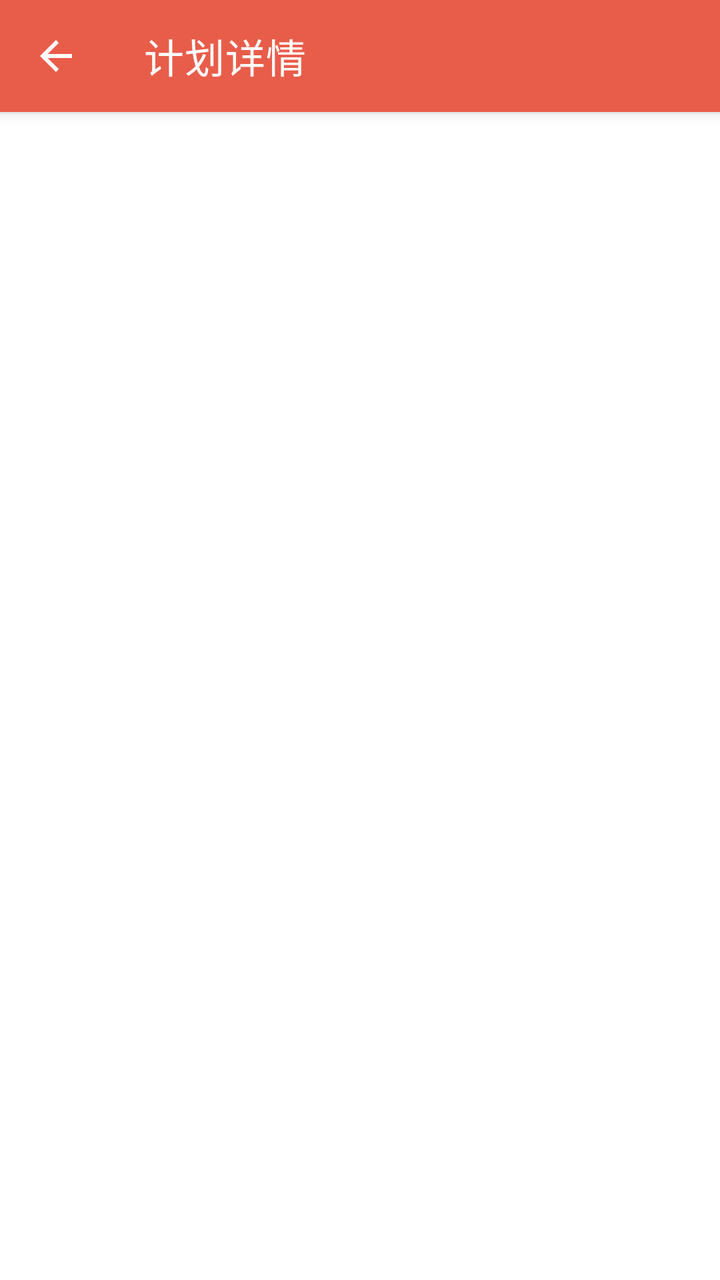
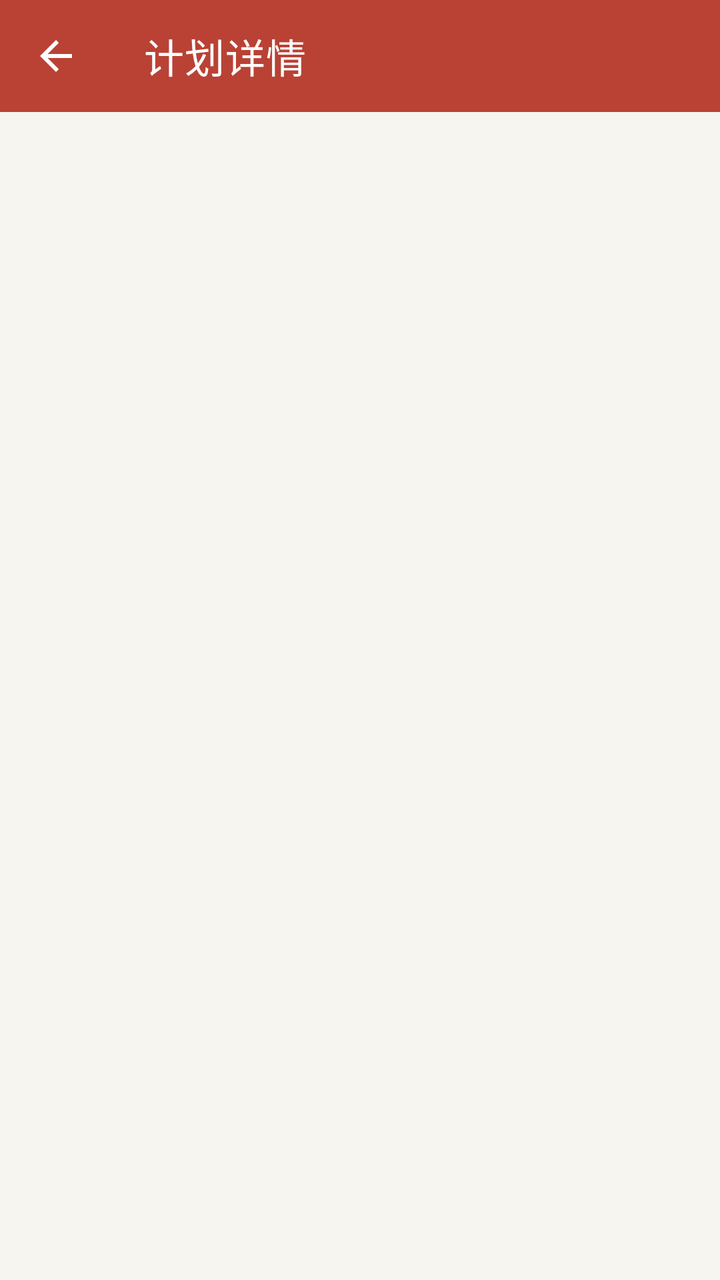

The first picture is an Android layout as it rendered before a commit; the second is the same layout after the commit. The layout source and the unified diff follow.
<!-- AndroidManifest.xml: activity theme Theme.WeightLossBetting -->
<!-- res/layout/activity_plan_detail.xml -->
<?xml version="1.0" encoding="utf-8"?>
<ScrollView xmlns:android="http://schemas.android.com/apk/res/android"
    xmlns:app="http://schemas.android.com/apk/res-auto"
    android:layout_width="match_parent"
    android:layout_height="match_parent"
    android:fillViewport="true">

    <LinearLayout
        android:layout_width="match_parent"
        android:layout_height="wrap_content"
        android:orientation="vertical">

        <com.google.android.material.appbar.MaterialToolbar
            android:id="@+id/toolbar"
            android:layout_width="match_parent"
            android:layout_height="?attr/actionBarSize"
            android:background="?attr/colorPrimary"
            android:elevation="4dp"
            app:title="计划详情"
            app:titleTextColor="@android:color/white"
            app:navigationIcon="@drawable/ic_arrow_back"
            app:navigationIconTint="@android:color/white" />

        <LinearLayout
            android:id="@+id/layoutContent"
            android:layout_width="match_parent"
            android:layout_height="wrap_content"
            android:orientation="vertical"
            android:padding="24dp"
            android:visibility="gone"
            android:background="@color/xui_config_color_background">

            
            <TextView
                android:id="@+id/tvStatus"
                android:layout_width="wrap_content"
                android:layout_height="wrap_content"
                android:text="进行中"
                android:textSize="14sp"
                android:textStyle="bold"
                android:textColor="@color/white"
                android:background="@drawable/bg_status_badge"
                android:paddingStart="16dp"
                android:paddingEnd="16dp"
                android:paddingTop="8dp"
                android:paddingBottom="8dp"
                android:layout_marginBottom="24dp" />

            
            <TextView
                android:layout_width="wrap_content"
                android:layout_height="wrap_content"
                android:text="赌金金额"
                android:textSize="14sp"
                android:textColor="@color/xui_config_color_text_gray" />

            <TextView
                android:id="@+id/tvBetAmount"
                android:layout_width="wrap_content"
                android:layout_height="wrap_content"
                android:text="¥100.00"
                android:textSize="40sp"
                android:textStyle="bold"
                android:textColor="@color/brand_primary_dark"
                android:layout_marginBottom="24dp" />

            
            <TextView
                android:layout_width="wrap_content"
                android:layout_height="wrap_content"
                android:text="计划时间"
                android:textSize="14sp"
                android:textColor="@color/xui_config_color_text_gray" />
            
            <TextView
                android:id="@+id/tvDateRange"
                android:layout_width="wrap_content"
                android:layout_height="wrap_content"
                android:text="2024-01-01 至 2024-03-31"
                android:textSize="16sp"
                android:textColor="@color/xui_config_color_text_title"
                android:layout_marginBottom="24dp" />
            
            
            <TextView
                android:layout_width="wrap_content"
                android:layout_height="wrap_content"
                android:text="创建者"
                android:textSize="16sp"
                android:textStyle="bold"
                android:textColor="@color/xui_config_color_text_title"
                android:layout_marginBottom="12dp" />
            
            <androidx.cardview.widget.CardView
                android:id="@+id/layoutCreatorCard"
                android:layout_width="match_parent"
                android:layout_height="wrap_content"
                app:cardCornerRadius="12dp"
                app:cardElevation="4dp"
                android:layout_marginBottom="24dp">
            
                <LinearLayout
                    android:layout_width="match_parent"
                    android:layout_height="wrap_content"
                    android:orientation="vertical"
                    android:padding="20dp">
            
                    <TextView
                        android:id="@+id/tvCreatorNickname"
                        android:layout_width="wrap_content"
                        android:layout_height="wrap_content"
                        android:text="昵称"
                        android:textSize="18sp"
                        android:textStyle="bold"
                        android:textColor="@color/xui_config_color_text_title"
                        android:layout_marginBottom="6dp" />
            
                    <TextView
                        android:id="@+id/tvCreatorEmail"
                        android:layout_width="wrap_content"
                        android:layout_height="wrap_content"
                        android:text="邮箱"
                        android:textSize="14sp"
                        android:textColor="@color/xui_config_color_text_gray"
                        android:layout_marginBottom="12dp" />
            
                    <TextView
                        android:layout_width="wrap_content"
                        android:layout_height="wrap_content"
                        android:text="创建者目标"
                        android:textSize="14sp"
                        android:textColor="@color/xui_config_color_text_gray"
                        android:layout_marginBottom="6dp" />
            
                    <TextView
                        android:id="@+id/tvCreatorGoal"
                        android:layout_width="wrap_content"
                        android:layout_height="wrap_content"
                        android:text="80kg → 70kg (减重 10kg)"
                        android:textSize="16sp"
                        android:textColor="@color/xui_config_color_text_content" />
            
                </LinearLayout>
            
            </androidx.cardview.widget.CardView>
            
            
            <TextView
                android:id="@+id/tvParticipantLabel"
                android:layout_width="wrap_content"
                android:layout_height="wrap_content"
                android:text="参与者"
                android:textSize="16sp"
                android:textStyle="bold"
                android:textColor="@color/xui_config_color_text_title"
                android:layout_marginBottom="12dp"
                android:visibility="gone" />
            
            <androidx.cardview.widget.CardView
                android:id="@+id/layoutParticipantInfo"
                android:layout_width="match_parent"
                android:layout_height="wrap_content"
                app:cardCornerRadius="12dp"
                app:cardElevation="4dp"
                android:layout_marginBottom="24dp"
                android:visibility="gone">
            
                <LinearLayout
                    android:layout_width="match_parent"
                    android:layout_height="wrap_content"
                    android:orientation="vertical"
                    android:padding="20dp">
            
                    <TextView
                        android:id="@+id/tvParticipantNickname"
                        android:layout_width="wrap_content"
                        android:layout_height="wrap_content"
                        android:text="昵称"
                        android:textSize="18sp"
                        android:textStyle="bold"
                        android:textColor="@color/xui_config_color_text_title"
                        android:layout_marginBottom="6dp" />
            
                    <TextView
                        android:id="@+id/tvParticipantEmail"
                        android:layout_width="wrap_content"
                        android:layout_height="wrap_content"
                        android:text="邮箱"
                        android:textSize="14sp"
                        android:textColor="@color/xui_config_color_text_gray"
                        android:layout_marginBottom="12dp" />
            
                    <TextView
                        android:layout_width="wrap_content"
                        android:layout_height="wrap_content"
                        android:text="参与者目标"
                        android:textSize="14sp"
                        android:textColor="@color/xui_config_color_text_gray"
                        android:layout_marginBottom="6dp" />
            
                    <TextView
                        android:id="@+id/tvParticipantGoal"
                        android:layout_width="wrap_content"
                        android:layout_height="wrap_content"
                        android:text="75kg → 65kg (减重 10kg)"
                        android:textSize="16sp"
                        android:textColor="@color/xui_config_color_text_content" />
            
                </LinearLayout>
            
            </androidx.cardview.widget.CardView>
            
            
            <TextView
                android:layout_width="wrap_content"
                android:layout_height="wrap_content"
                android:text="计划描述"
                android:textSize="14sp"
                android:textColor="@color/xui_config_color_text_gray" />

            <TextView
                android:id="@+id/tvDescription"
                android:layout_width="wrap_content"
                android:layout_height="wrap_content"
                android:text="一起减肥吧!"
                android:textSize="16sp"
                android:textColor="@color/xui_config_color_text_content"
                android:layout_marginBottom="32dp" />

            
            <com.google.android.material.button.MaterialButton
                android:id="@+id/btnInviteFriend"
                android:layout_width="match_parent"
                android:layout_height="wrap_content"
                android:text="邀请好友"
                android:textSize="16sp"
                android:paddingTop="14dp"
                android:paddingBottom="14dp"
                android:layout_marginBottom="16dp"
                app:cornerRadius="20dp"
                android:backgroundTint="@color/brand_primary"
                android:textColor="@color/white"
                android:visibility="gone" />

            
            <com.google.android.material.button.MaterialButton
                android:id="@+id/btnCheckIn"
                android:layout_width="match_parent"
                android:layout_height="wrap_content"
                android:text="打卡签到"
                android:textSize="16sp"
                android:paddingTop="14dp"
                android:paddingBottom="14dp"
                android:layout_marginBottom="16dp"
                app:cornerRadius="20dp"
                android:backgroundTint="@color/brand_accent_light"
                android:textColor="@color/black"
                android:visibility="gone" />

            <com.google.android.material.button.MaterialButton
                android:id="@+id/btnProgress"
                android:layout_width="match_parent"
                android:layout_height="wrap_content"
                android:text="查看进度"
                android:textSize="16sp"
                android:paddingTop="14dp"
                android:paddingBottom="14dp"
                android:layout_marginBottom="16dp"
                app:cornerRadius="20dp"
                style="@style/Widget.MaterialComponents.Button.OutlinedButton"
                android:visibility="gone" />

            <com.google.android.material.button.MaterialButton
                android:id="@+id/btnCheckInHistory"
                android:layout_width="match_parent"
                android:layout_height="wrap_content"
                android:text="查看打卡历史"
                android:textSize="16sp"
                android:paddingTop="14dp"
                android:paddingBottom="14dp"
                android:layout_marginBottom="16dp"
                app:cornerRadius="20dp"
                style="@style/Widget.MaterialComponents.Button.OutlinedButton"
                android:visibility="gone" />

            <com.google.android.material.button.MaterialButton
                android:id="@+id/btnComments"
                android:layout_width="match_parent"
                android:layout_height="wrap_content"
                android:text="查看评论"
                android:textSize="16sp"
                android:paddingTop="14dp"
                android:paddingBottom="14dp"
                android:layout_marginBottom="16dp"
                app:cornerRadius="20dp"
                style="@style/Widget.MaterialComponents.Button.OutlinedButton"
                android:visibility="gone" />

            
            <com.google.android.material.button.MaterialButton
                android:id="@+id/btnAbandonPlan"
                android:layout_width="match_parent"
                android:layout_height="wrap_content"
                android:text="放弃计划"
                android:textSize="16sp"
                android:paddingTop="14dp"
                android:paddingBottom="14dp"
                android:layout_marginBottom="16dp"
                app:cornerRadius="20dp"
                android:backgroundTint="@color/xui_config_color_error"
                android:textColor="@color/white"
                android:visibility="gone" />

            
            <com.google.android.material.button.MaterialButton
                android:id="@+id/btnRevokePlan"
                android:layout_width="match_parent"
                android:layout_height="wrap_content"
                android:text="撤销计划 (退还赌金)"
                android:textSize="16sp"
                android:paddingTop="14dp"
                android:paddingBottom="14dp"
                android:layout_marginBottom="16dp"
                app:cornerRadius="20dp"
                app:strokeWidth="2dp"
                app:strokeColor="@color/brand_primary"
                android:textColor="@color/brand_primary"
                style="@style/Widget.MaterialComponents.Button.OutlinedButton"
                android:visibility="gone" />

            
            <LinearLayout
                android:id="@+id/layoutConfirmPlan"
                android:layout_width="match_parent"
                android:layout_height="wrap_content"
                android:orientation="horizontal"
                android:visibility="gone"
                android:layout_marginBottom="16dp">

                <com.google.android.material.button.MaterialButton
                    android:id="@+id/btnConfirmPlan"
                    android:layout_width="0dp"
                    android:layout_height="wrap_content"
                    android:layout_weight="1"
                    android:text="确认计划生效"
                    android:textSize="16sp"
                    android:paddingTop="14dp"
                    android:paddingBottom="14dp"
                    android:layout_marginEnd="8dp"
                    app:cornerRadius="20dp"
                    android:backgroundTint="@color/brand_primary"
                    android:textColor="@color/white" />

                <com.google.android.material.button.MaterialButton
                    android:id="@+id/btnRejectParticipant"
                    android:layout_width="0dp"
                    android:layout_height="wrap_content"
                    android:layout_weight="1"
                    android:text="不通过"
                    android:textSize="16sp"
                    android:paddingTop="14dp"
                    android:paddingBottom="14dp"
                    android:layout_marginStart="8dp"
                    app:cornerRadius="20dp"
                    app:strokeWidth="2dp"
                    app:strokeColor="@color/xui_config_color_error"
                    android:textColor="@color/xui_config_color_error"
                    style="@style/Widget.MaterialComponents.Button.OutlinedButton" />

            </LinearLayout>

            
            <LinearLayout
                android:id="@+id/layoutAcceptPlan"
                android:layout_width="match_parent"
                android:layout_height="wrap_content"
                android:orientation="vertical"
                android:visibility="gone">

                <TextView
                    android:layout_width="wrap_content"
                    android:layout_height="wrap_content"
                    android:text="设置你的目标"
                    android:textSize="18sp"
                    android:textStyle="bold"
                    android:textColor="@color/xui_config_color_text_title"
                    android:layout_marginBottom="16dp" />

                <com.google.android.material.textfield.TextInputLayout
                    android:layout_width="match_parent"
                    android:layout_height="wrap_content"
                    android:hint="你的初始体重 (kg)"
                    android:layout_marginBottom="16dp"
                    style="@style/Widget.MaterialComponents.TextInputLayout.OutlinedBox">

                    <com.google.android.material.textfield.TextInputEditText
                        android:id="@+id/etParticipantInitialWeight"
                        android:layout_width="match_parent"
                        android:layout_height="wrap_content"
                        android:inputType="numberDecimal" />
                </com.google.android.material.textfield.TextInputLayout>

                <com.google.android.material.textfield.TextInputLayout
                    android:layout_width="match_parent"
                    android:layout_height="wrap_content"
                    android:hint="你的目标体重 (kg)"
                    android:layout_marginBottom="24dp"
                    style="@style/Widget.MaterialComponents.TextInputLayout.OutlinedBox">

                    <com.google.android.material.textfield.TextInputEditText
                        android:id="@+id/etParticipantTargetWeight"
                        android:layout_width="match_parent"
                        android:layout_height="wrap_content"
                        android:inputType="numberDecimal" />
                </com.google.android.material.textfield.TextInputLayout>

                <LinearLayout
                    android:layout_width="match_parent"
                    android:layout_height="wrap_content"
                    android:orientation="horizontal">

                    <com.google.android.material.button.MaterialButton
                        android:id="@+id/btnReject"
                        android:layout_width="0dp"
                        android:layout_height="wrap_content"
                        android:layout_weight="1"
                        android:text="拒绝计划"
                        android:textSize="16sp"
                        android:paddingTop="14dp"
                        android:paddingBottom="14dp"
                        android:layout_marginStart="8dp"
                        app:cornerRadius="20dp"
                        app:strokeWidth="2dp"
                        app:strokeColor="@color/xui_config_color_error"
                        android:textColor="@color/xui_config_color_error"
                        style="@style/Widget.MaterialComponents.Button.OutlinedButton" />

                    <com.google.android.material.button.MaterialButton
                        android:id="@+id/btnAccept"
                        android:layout_width="0dp"
                        android:layout_height="wrap_content"
                        android:layout_weight="1"
                        android:text="接受计划"
                        android:textSize="16sp"
                        android:paddingTop="14dp"
                        android:paddingBottom="14dp"
                        android:layout_marginEnd="8dp"
                        app:cornerRadius="20dp"
                        android:backgroundTint="@color/brand_primary"
                        android:textColor="@color/white" />

                </LinearLayout>

            </LinearLayout>

        </LinearLayout>

        
        <ProgressBar
            android:id="@+id/progressBar"
            android:layout_width="wrap_content"
            android:layout_height="wrap_content"
            android:layout_gravity="center"
            android:layout_marginTop="32dp" />

    </LinearLayout>

</ScrollView>
<!-- resources referenced by this layout -->
<resources>
  <color name="black">#FF000000</color>
  <color name="brand_accent_light">#FFA8E0D3</color>
  <color name="brand_primary">#FFE85D4A</color>
  <color name="brand_primary_dark">#FFB94235</color>
  <color name="white">#FFFFFFFF</color>
  <color name="xui_config_color_background">#FFF7F5F0</color>
  <color name="xui_config_color_error">#F44336</color>
  <color name="xui_config_color_text_content">#FF52616B</color>
  <color name="xui_config_color_text_gray">#999999</color>
  <color name="xui_config_color_text_title">#FF172A3A</color>
  <!-- drawable bg_status_badge (drawable) -->
  <?xml version="1.0" encoding="utf-8"?>
  <shape xmlns:android="http://schemas.android.com/apk/res/android"
      android:shape="rectangle">
      <solid android:color="@color/brand_primary" />
      <corners android:radius="12dp" />
  </shape>
  <!-- drawable ic_arrow_back (drawable) -->
  <vector xmlns:android="http://schemas.android.com/apk/res/android"
      android:width="24dp"
      android:height="24dp"
      android:viewportWidth="24"
      android:viewportHeight="24">
      <path
          android:fillColor="#000000"
          android:pathData="M20,11H7.83l5.59,-5.59L12,4l-8,8 8,8 1.41,-1.41L7.83,13H20v-2z"/>
  </vector>
  <style name="Theme.WeightLossBetting" parent="Theme.MaterialComponents.Light.NoActionBar">
          <item name="colorPrimary">@color/brand_primary</item>
          <item name="colorPrimaryDark">@color/brand_primary_dark</item>
          <item name="colorAccent">@color/brand_accent</item>
          <item name="android:statusBarColor">@color/brand_primary_dark</item>
          <item name="android:navigationBarColor">@color/brand_background</item>
          <item name="android:windowLightStatusBar">false</item>
          <item name="android:windowLightNavigationBar">true</item>
          
          
          <item name="XUIThemeStyle">@style/XUITheme.Phone</item>
      </style>
  <color name="brand_accent">#FF2E9D87</color>
  <color name="brand_background">#FFF7F5F0</color>
</resources>

<!-- the commit's change to res/layout/activity_plan_detail.xml (unified diff, before → after) -->
@@ -3,7 +3,8 @@
     xmlns:app="http://schemas.android.com/apk/res-auto"
     android:layout_width="match_parent"
     android:layout_height="match_parent"
-    android:fillViewport="true">
+    android:fillViewport="true"
+    android:background="@color/brand_background">
 
     <LinearLayout
         android:layout_width="match_parent"
@@ -14,8 +15,8 @@
             android:id="@+id/toolbar"
             android:layout_width="match_parent"
             android:layout_height="?attr/actionBarSize"
-            android:background="?attr/colorPrimary"
-            android:elevation="4dp"
+            android:background="@color/brand_primary_dark"
+            android:elevation="0dp"
             app:title="计划详情"
             app:titleTextColor="@android:color/white"
             app:navigationIcon="@drawable/ic_arrow_back"
@@ -28,7 +29,7 @@
             android:orientation="vertical"
             android:padding="24dp"
             android:visibility="gone"
-            android:background="@color/xui_config_color_background">
+            android:background="@color/brand_background">
 
             
             <TextView
@@ -96,7 +97,10 @@
                 android:layout_width="match_parent"
                 android:layout_height="wrap_content"
                 app:cardCornerRadius="12dp"
-                app:cardElevation="4dp"
+                app:cardElevation="2dp"
+                app:cardBackgroundColor="@color/brand_surface"
+                app:strokeColor="@color/brand_border"
+                app:strokeWidth="1dp"
                 android:layout_marginBottom="24dp">
             
                 <LinearLayout
@@ -161,7 +165,10 @@
                 android:layout_width="match_parent"
                 android:layout_height="wrap_content"
                 app:cardCornerRadius="12dp"
-                app:cardElevation="4dp"
+                app:cardElevation="2dp"
+                app:cardBackgroundColor="@color/brand_surface"
+                app:strokeColor="@color/brand_border"
+                app:strokeWidth="1dp"
                 android:layout_marginBottom="24dp"
                 android:visibility="gone">
             
<!-- resource entries referenced after the edit -->
@@ -4,8 +4,8 @@
   <color name="brand_accent_light">#FFA8E0D3</color>
   <color name="brand_primary">#FFE85D4A</color>
   <color name="brand_primary_dark">#FFB94235</color>
+  <color name="brand_surface">#FFFFFFFF</color>
   <color name="white">#FFFFFFFF</color>
-  <color name="xui_config_color_background">#FFF7F5F0</color>
   <color name="xui_config_color_error">#F44336</color>
   <color name="xui_config_color_text_content">#FF52616B</color>
   <color name="xui_config_color_text_gray">#999999</color>
@@ -41,5 +41,6 @@
       </style>
   <color name="brand_accent">#FF2E9D87</color>
   <color name="brand_background">#FFF7F5F0</color>
+  <color name="brand_border">#FFD9D5CC</color>
 </resources>
 
